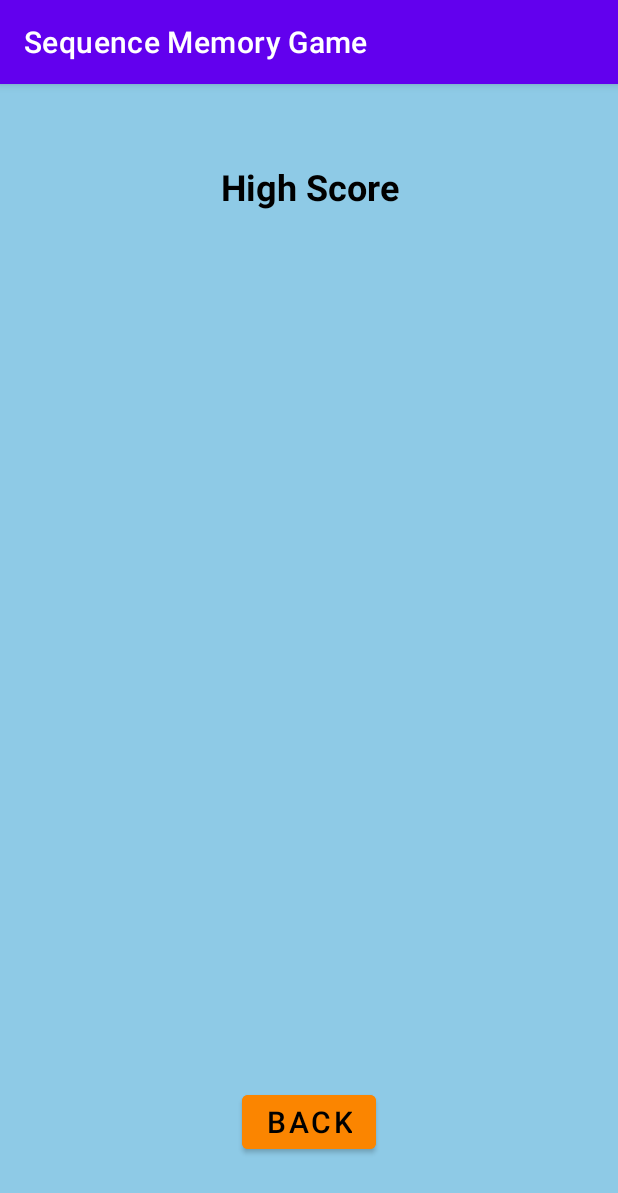
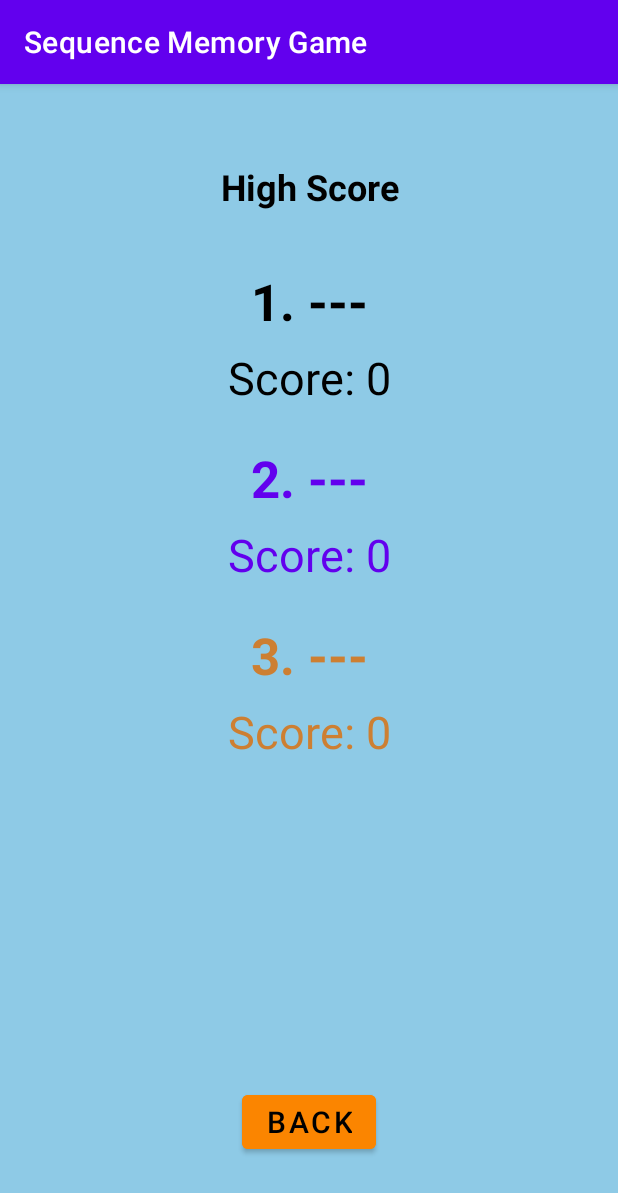
Before and after one commit to joaoedberaldo/sequence-memory-game, an Android app: the HighScoreActivity screen opened directly, with no data from a screen before it, on a phone screen of 412 x 824 dp. Shown: the top 1193 px of the screen. Run offline under Robolectric (Android 15) with nearby library versions, the phone set to English and light mode, and no system bars.

Commit message:
Complete highScore

```diff
--- a/mobile-app/app/src/main/java/com/example/sequencememorygame/HighScoreActivity.kt
+++ b/mobile-app/app/src/main/java/com/example/sequencememorygame/HighScoreActivity.kt
@@ -2,15 +2,36 @@ package com.example.sequencememorygame
 
 import android.content.Intent
 import android.os.Bundle
+import android.view.View
 import android.widget.Button
 import androidx.appcompat.app.AppCompatActivity
+import android.widget.TextView
 
 class HighScoreActivity: AppCompatActivity() {
+
+    // UI
+    private lateinit var txtvFirstPlace: TextView
+    private lateinit var txtvFirstScore: TextView
+    private lateinit var txtvSecondPlace: TextView
+    private lateinit var txtvSecondScore: TextView
+    private lateinit var txtvThirdPlace: TextView
+    private lateinit var txtvThirdScore: TextView
+    private lateinit var backButton: Button
+
     override fun onCreate(savedInstanceState: Bundle?) {
         super.onCreate(savedInstanceState)
         setContentView(R.layout.activity_highscore)
 
-        val backButton = findViewById<Button>(R.id.btnBack)
+        txtvFirstPlace = findViewById(R.id.txtvFirstPlace)
+        txtvFirstScore = findViewById(R.id.txtvFirstScore)
+        txtvSecondPlace = findViewById(R.id.txtvSecondPlace)
+        txtvSecondScore = findViewById(R.id.txtvSecondScore)
+        txtvThirdPlace = findViewById(R.id.txtvThirdPlace)
+        txtvThirdScore = findViewById(R.id.txtvThirdScore)
+        backButton = findViewById(R.id.btnBack)
+
+        // Load high scores
+        loadHighScores()
 
         backButton.setOnClickListener {
             val intent = Intent(this, MainActivity::class.java)
@@ -18,4 +39,34 @@ class HighScoreActivity: AppCompatActivity() {
             finish()
         }
     }
+
+    //Load highScores from ScoreManager
+    private fun loadHighScores() {
+        // Get the score manager
+        val scoreManager = ScoreManager(this)
+
+        // Get the top scores
+        val topScores = scoreManager.getTopScores()
+
+        // Display first place
+        if (topScores.size >= 1) {
+            val (name, score) = topScores[0]
+            txtvFirstPlace.text = "1. $name"
+            txtvFirstScore.text = "Score: $score"
+        }
+
+        // Display second place
+        if (topScores.size >= 2) {
+            val (name, score) = topScores[1]
+            txtvSecondPlace.text = "2. $name"
+            txtvSecondScore.text = "Score: $score"
+        }
+
+        // Display third place
+        if (topScores.size >= 3) {
+            val (name, score) = topScores[2]
+            txtvThirdPlace.text = "3. $name"
+            txtvThirdScore.text = "Score: $score"
+        }
+    }
 }
--- a/mobile-app/app/src/main/java/com/example/sequencememorygame/MainActivity.kt
+++ b/mobile-app/app/src/main/java/com/example/sequencememorygame/MainActivity.kt
@@ -16,7 +16,7 @@ class MainActivity : AppCompatActivity() {
 
         val nameInput = findViewById<EditText>(R.id.edtUserName)
 
-//      Buttons below
+        //Main Buttons
         val instructionsButton = findViewById<Button>(R.id.btnInstructions)
         val playButton = findViewById<Button>(R.id.btnPlay)
         val rankingButton = findViewById<Button>(R.id.btnHighScore)
--- a/mobile-app/app/src/main/java/com/example/sequencememorygame/PlayActivity.kt
+++ b/mobile-app/app/src/main/java/com/example/sequencememorygame/PlayActivity.kt
@@ -18,7 +18,6 @@ class PlayActivity : AppCompatActivity() {
     private var score: Int = 0
 
     // Game state variables (Start as lvl 1 and select 4 tiles)
-//    private var level: Int = 1
     private var successfulRounds: Int = 0
     private var tilesToSelect: Int = 4
     private var tilesSelected: Int = 0
--- a/mobile-app/app/src/main/res/layout/activity_highscore.xml
+++ b/mobile-app/app/src/main/res/layout/activity_highscore.xml
@@ -25,6 +25,81 @@
         app:layout_constraintStart_toStartOf="parent"
         app:layout_constraintTop_toTopOf="parent" />
 
+    <TextView
+        android:id="@+id/txtvFirstPlace"
+        android:layout_width="wrap_content"
+        android:layout_height="wrap_content"
+        android:layout_marginTop="24dp"
+        android:text="1. ---"
+        android:textColor="@color/black"
+        android:textSize="34sp"
+        android:textStyle="bold"
+        app:layout_constraintEnd_toEndOf="parent"
+        app:layout_constraintStart_toStartOf="parent"
+        app:layout_constraintTop_toBottomOf="@+id/textView" />
+
+    <TextView
+        android:id="@+id/txtvFirstScore"
+        android:layout_width="wrap_content"
+        android:layout_height="wrap_content"
+        android:layout_marginTop="8dp"
+        android:text="Score: 0"
+        android:textColor="@color/black"
+        android:textSize="30sp"
+        app:layout_constraintEnd_toEndOf="parent"
+        app:layout_constraintStart_toStartOf="parent"
+        app:layout_constraintTop_toBottomOf="@+id/txtvFirstPlace" />
+
+    <TextView
+        android:id="@+id/txtvSecondPlace"
+        android:layout_width="wrap_content"
+        android:layout_height="wrap_content"
+        android:layout_marginTop="24dp"
+        android:text="2. ---"
+        android:textColor="@color/purple_500"
+        android:textSize="34sp"
+        android:textStyle="bold"
+        app:layout_constraintEnd_toEndOf="parent"
+        app:layout_constraintStart_toStartOf="parent"
+        app:layout_constraintTop_toBottomOf="@+id/txtvFirstScore" />
+
+    <TextView
+        android:id="@+id/txtvSecondScore"
+        android:layout_width="wrap_content"
+        android:layout_height="wrap_content"
+        android:layout_marginTop="8dp"
+        android:text="Score: 0"
+        android:textColor="@color/purple_500"
+        android:textSize="30sp"
+        app:layout_constraintEnd_toEndOf="parent"
+        app:layout_constraintStart_toStartOf="parent"
+        app:layout_constraintTop_toBottomOf="@+id/txtvSecondPlace" />
+
+    <TextView
+        android:id="@+id/txtvThirdPlace"
+        android:layout_width="wrap_content"
+        android:layout_height="wrap_content"
+        android:layout_marginTop="24dp"
+        android:text="3. ---"
+        android:textColor="#CD7F32"
+        android:textSize="34sp"
+        android:textStyle="bold"
+        app:layout_constraintEnd_toEndOf="parent"
+        app:layout_constraintStart_toStartOf="parent"
+        app:layout_constraintTop_toBottomOf="@+id/txtvSecondScore" />
+
+    <TextView
+        android:id="@+id/txtvThirdScore"
+        android:layout_width="wrap_content"
+        android:layout_height="wrap_content"
+        android:layout_marginTop="8dp"
+        android:text="Score: 0"
+        android:textColor="#CD7F32"
+        android:textSize="30sp"
+        app:layout_constraintEnd_toEndOf="parent"
+        app:layout_constraintStart_toStartOf="parent"
+        app:layout_constraintTop_toBottomOf="@+id/txtvThirdPlace" />
+
     <Button
         android:id="@+id/btnBack"
         android:layout_width="wrap_content"
```
Also changed, not shown: mobile-app/app/src/main/java/com/example/sequencememorygame/ScoreManager.kt (+2 -6 lines).
